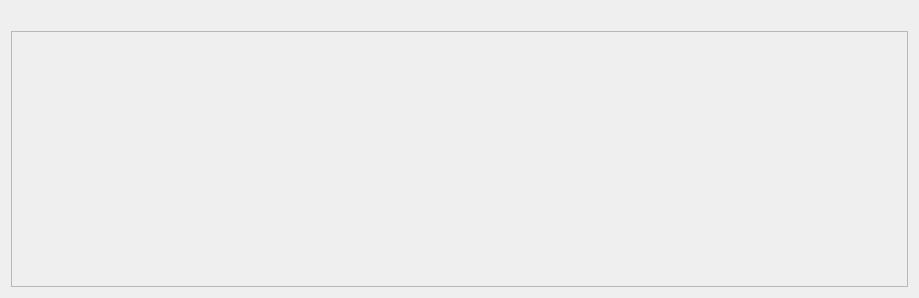
Before: the Qt Designer form src/qgis_stac/ui/item_assets_widget.ui in stac-utils/qgis-stac-plugin, drawn with Qt 5.
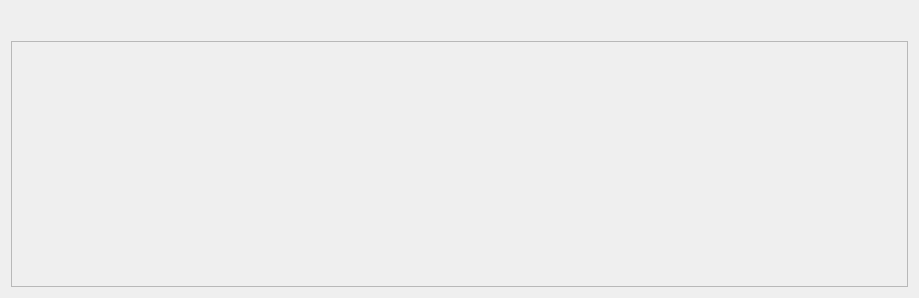
After: the same form once the commit is applied.

Commit message: update to assets button tooltips

Diff of the .ui file:
```diff
--- a/src/qgis_stac/ui/item_assets_widget.ui
+++ b/src/qgis_stac/ui/item_assets_widget.ui
@@ -16,6 +16,9 @@
   <layout class="QVBoxLayout" name="verticalLayout">
    <item>
     <widget class="QLabel" name="title">
+     <property name="styleSheet">
+      <string notr="true">font: 16pt;</string>
+     </property>
      <property name="text">
       <string/>
      </property>
@@ -32,7 +35,7 @@
         <x>0</x>
         <y>0</y>
         <width>899</width>
-        <height>255</height>
+        <height>248</height>
        </rect>
       </property>
      </widget>
```
The commit also changes 3 other files.
